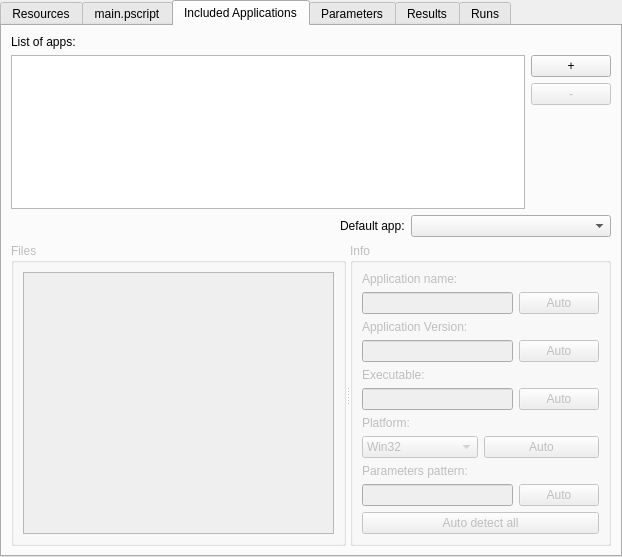
Old version of the form src/PJobFile/PJobWidget.ui in the repository lucksus/PJob.
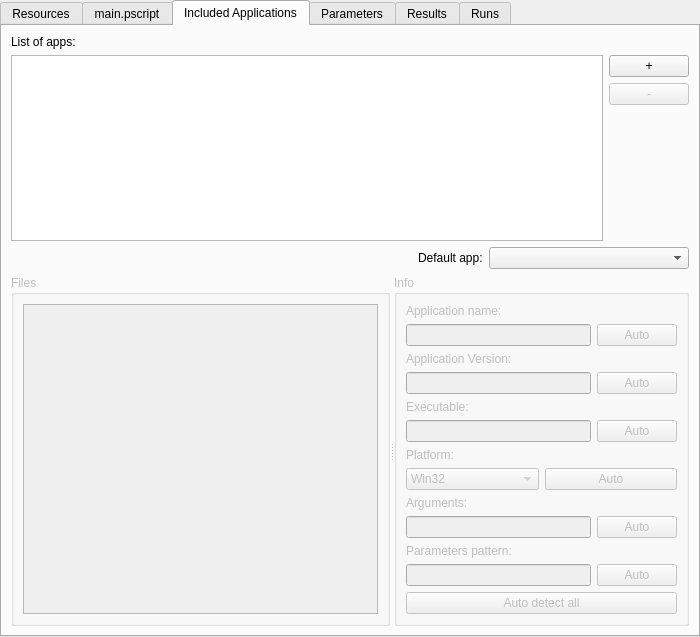
New version of the form. The open tabs and pages were chosen to show the change.

Commit message: PJobFile/PJobRunner: added application argument which is always passed to application being called by PJobRunner.

Patch:
```diff
--- a/src/PJobFile/PJobWidget.ui
+++ b/src/PJobFile/PJobWidget.ui
@@ -6,8 +6,8 @@
    <rect>
     <x>0</x>
     <y>0</y>
-    <width>622</width>
-    <height>557</height>
+    <width>700</width>
+    <height>637</height>
    </rect>
   </property>
   <property name="windowTitle">
@@ -284,6 +284,27 @@
              </item>
             </layout>
            </item>
+           <item>
+            <widget class="QLabel" name="label">
+             <property name="text">
+              <string>Arguments:</string>
+             </property>
+            </widget>
+           </item>
+           <item>
+            <layout class="QHBoxLayout" name="horizontalLayout_11">
+             <item>
+              <widget class="QLineEdit" name="applicationArguments"/>
+             </item>
+             <item>
+              <widget class="QPushButton" name="pushButton">
+               <property name="text">
+                <string>Auto</string>
+               </property>
+              </widget>
+             </item>
+            </layout>
+           </item>
            <item>
             <widget class="QLabel" name="label_7">
              <property name="text">
```
Left out of the diff: 3 changed lines with no effect on the pictures. The commit also changes 7 other files.
